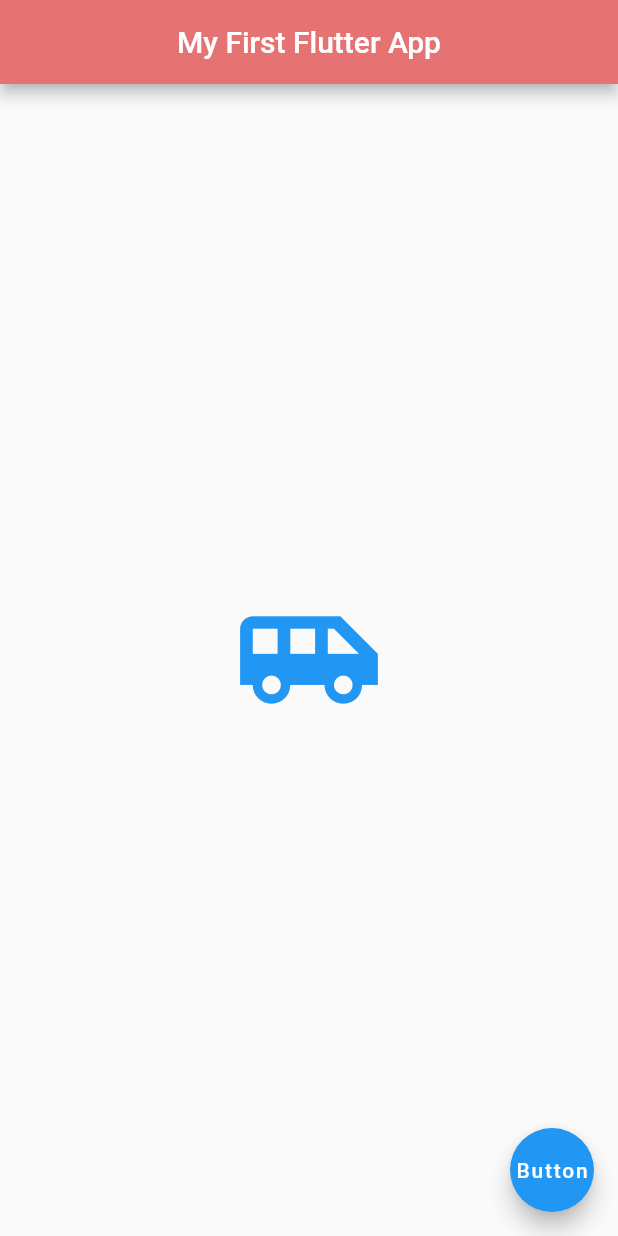
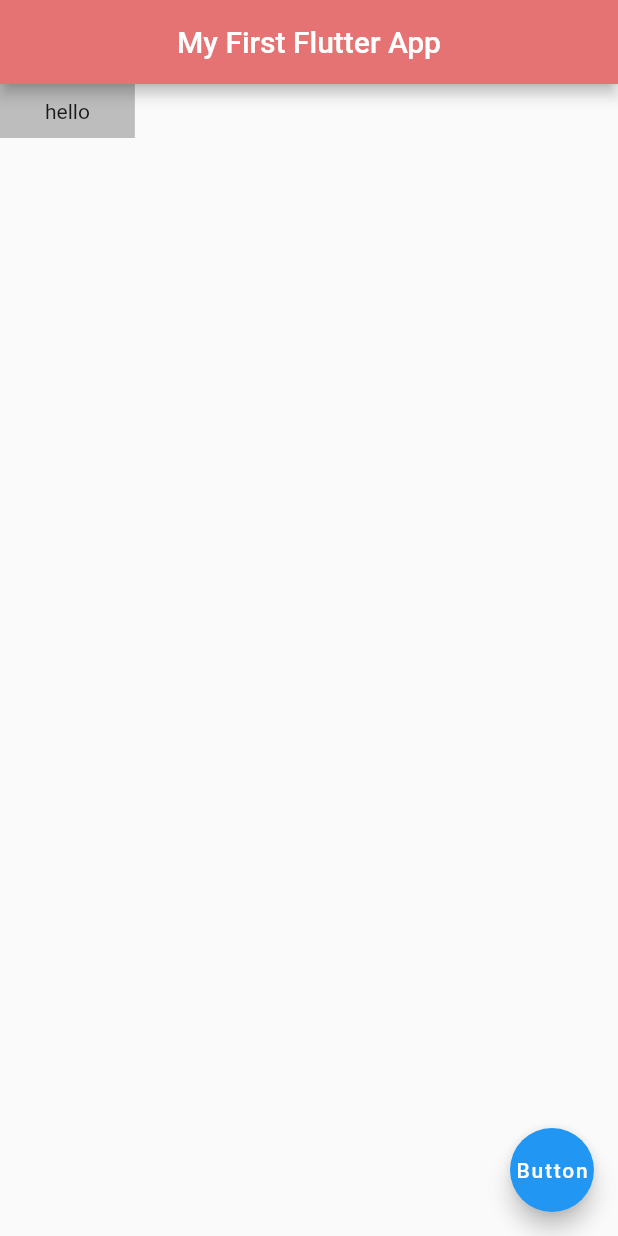
Before and after one commit to GGGuang12138/FlutterLearning, a Flutter app: the screen it shows after launch, on a phone screen of 412 x 824 dp. Run offline on Flutter 3.47's test engine with Material 2 defaults, Android fonts, the phone set to English and light mode, and no system bars.

Commit message:
margin和padding的测试

```diff
--- a/lib/main.dart
+++ b/lib/main.dart
@@ -27,46 +27,15 @@ class Home extends StatelessWidget {
         centerTitle: true,
         backgroundColor: Colors.red[300],
       ),
-      body: Center(
-        // child: IconButton(
-        //   onPressed: (){
-        //     print('you clicked me');
-        //   },
-        //   icon: Icon(Icons.account_circle),
-        //   color: Colors.blue,
-        //   iconSize: 80.0, //图标按钮
-        // ),
-
-        // child: RaisedButton.icon(
-        //   onPressed: (){
-        //     print("you cliced raisedButton");
-        // },
-        // icon:Icon(Icons.desktop_windows),
-        // color: Colors.lightBlue,
-        // label: Text("lala"),), //字加图标按钮，立体效果
-
-        // child: FlatButton(
-        //   child: Text("cliked flatButton"),
-        //   onPressed: () {
-        //     print("you clicked flatButton");
-        //   },
-        //   color: Colors.lightBlue,
-        //   ), //字加按钮，没有立体效果
-
-        // child: RaisedButton(
-        //   onPressed: (){
-        //     print("clicked RaisedButton");
-        //   },
-        //   child: Text("click me"),
-        //   color: Colors.blue,
-        // ),// 字加按钮，立体效果
-        child: Icon(
-          Icons.airport_shuttle,
-          size:100,
-          color: Colors.blue
-        ),//普通icon
-
-
+      body: Container(
+        color: Colors.grey[400],
+        child: Text('hello'),
+        //padding: EdgeInsets.all(20),
+        //padding: EdgeInsets.fromLTRB(10, 20, 30, 40),
+        padding: EdgeInsets.symmetric(horizontal:30, vertical:10)
+        //margin: EdgeInsets.all(20),
+        //margin: EdgeInsets.fromLTRB(20, 10, 10, 10),
+        //margin: EdgeInsets.symmetric(horizontal:30, vertical:10)
 
 
       ),
```
